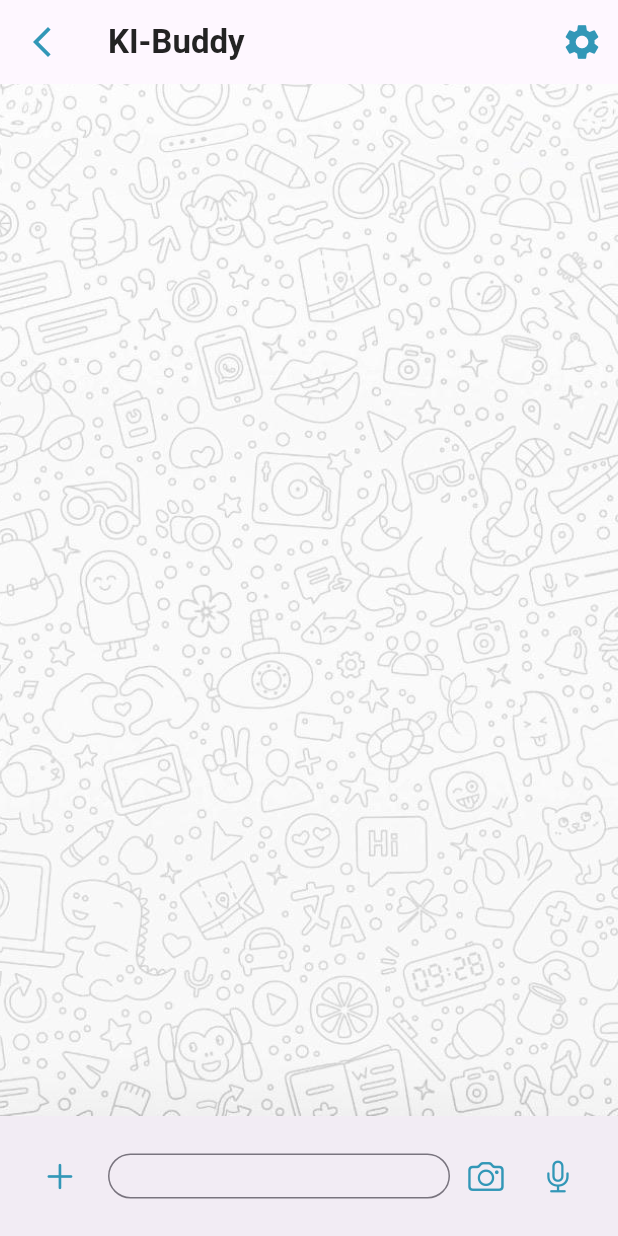
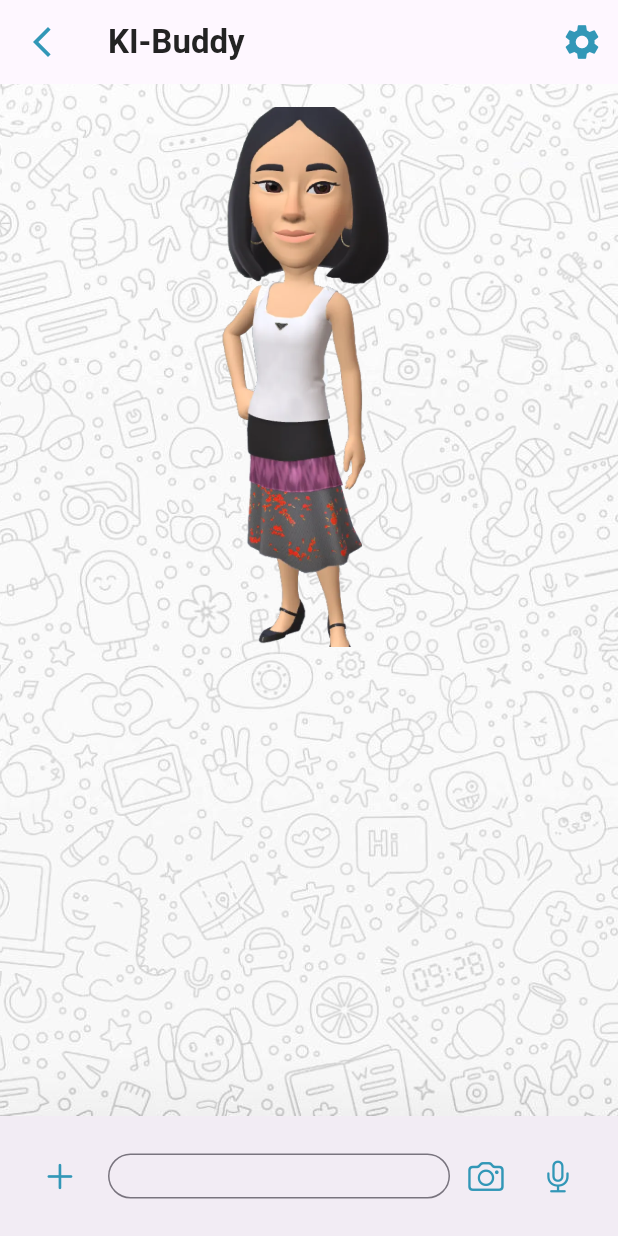
Before and after one commit to melmmarc/kibuddy, a Flutter app: the KIBuddyPage screen opened directly, on a phone screen of 412 x 824 dp. Run offline on Flutter 3.47's test engine with Material 3 defaults, Android fonts, the phone set to English and light mode, and no system bars.

Commit message:
added kibuddy image

```diff
--- a/kibuddy/lib/screens/kibuddy.dart
+++ b/kibuddy/lib/screens/kibuddy.dart
@@ -4,12 +4,14 @@ import 'chat.dart';
 import 'settings.dart';
 
 class KIBuddyPage extends StatelessWidget {
-  const KIBuddyPage({super.key, Key? key2});
+  const KIBuddyPage({super.key});
 
   @override
   Widget build(BuildContext context) {
     return Scaffold(
-      body: Container(
+      body: Stack(
+        children: [
+          Container(
             width: double.infinity,
             height: double.infinity,
             decoration: const BoxDecoration(
@@ -18,7 +20,8 @@ class KIBuddyPage extends StatelessWidget {
                 fit: BoxFit.cover,
               ),
             ),
-        child: Column(
+          ),
+          Column(
             children: [
               AppBar(
                 leading: IconButton(
@@ -27,11 +30,11 @@ class KIBuddyPage extends StatelessWidget {
                   onPressed: () {
                     Navigator.push(
                       context,
-      MaterialPageRoute(builder: (context) => const ChatPage()), // Assuming KiBuddy is the name of your screen
+                      MaterialPageRoute(builder: (context) => const ChatPage()),
                     );
                   },
                 ),
-  automaticallyImplyLeading: false, // This removes the automatically generated back button
+                automaticallyImplyLeading: false,
                 title: const Text(
                   'KI-Buddy',
                   style: TextStyle(
@@ -48,13 +51,31 @@ class KIBuddyPage extends StatelessWidget {
                     onPressed: () {
                       Navigator.push(
                         context,
-      MaterialPageRoute(builder: (context) => const SettingsPage()), // Assuming KiBuddy is the name of your screen
+                        MaterialPageRoute(builder: (context) => const SettingsPage()),
                       );
                     },
                   ),
                 ],
               ),
-
+              Padding(
+                padding: const EdgeInsets.only(top: 0.0), // Adjust the top padding here
+                child: Transform.translate(
+                  offset: const Offset(0.0, -30.0), // Adjust the vertical offset as needed
+                  child: Transform.scale(
+                    scale: 0.8, // Adjust the scale factor as needed
+                    child: Container(
+                      width: double.infinity,
+                      height: 450, // Adjust the height as needed
+                      decoration: const BoxDecoration(
+                        image: DecorationImage(
+                          image: AssetImage('assets/images/kibuddy-body.png'),
+                          fit: BoxFit.cover,
+                        ),
+                      ),
+                    ),
+                  ),
+                ),
+              ),
               Expanded(
                 child: Container(
                   // Your chat content goes here
@@ -62,6 +83,7 @@ class KIBuddyPage extends StatelessWidget {
               ),
             ],
           ),
+        ],
       ),
       bottomNavigationBar: BottomAppBar(
         child: Padding(
@@ -74,20 +96,19 @@ class KIBuddyPage extends StatelessWidget {
                 onPressed: () {
                   // Add functionality for the plus icon
                 },
-                padding: const EdgeInsets.only(left: 0, right: 0), // Add padding to move the icon to the left
+                padding: const EdgeInsets.only(left: 0, right: 0),
               ),
               Expanded(
                 child: Padding(
                   padding: const EdgeInsets.only(left: 8.0),
                   child: Theme(
                     data: ThemeData(
-                      // Customizing the highlight color to transparent
                       highlightColor: Colors.transparent,
                       splashColor: Colors.transparent,
                       primaryColor: Colors.grey,
                     ),
                     child: SizedBox(
-                      height: 30, // Set the height of the text input field
+                      height: 30,
                       child: TextField(
                         decoration: InputDecoration(
                           hintText: '',
@@ -96,7 +117,6 @@ class KIBuddyPage extends StatelessWidget {
                             borderRadius: BorderRadius.circular(20.0),
                           ),
                         ),
-                        // Add functionality to handle text input
                       ),
                     ),
                   ),
--- a/kibuddy/pubspec.yaml
+++ b/kibuddy/pubspec.yaml
@@ -60,6 +60,7 @@ flutter:
     - assets/images/whatsapp-bg.jpeg
     - assets/images/red.png
     - assets/images/kibuddy-face.png
+    - assets/images/kibuddy-body.png
 
   # The following line ensures that the Material Icons font is
   # included with your application, so that you can use the icons in
```
Also changed, not shown: kibuddy/assets/images/kibuddy-body.png (added). Lines whose indentation alone changed are shown as unchanged.
